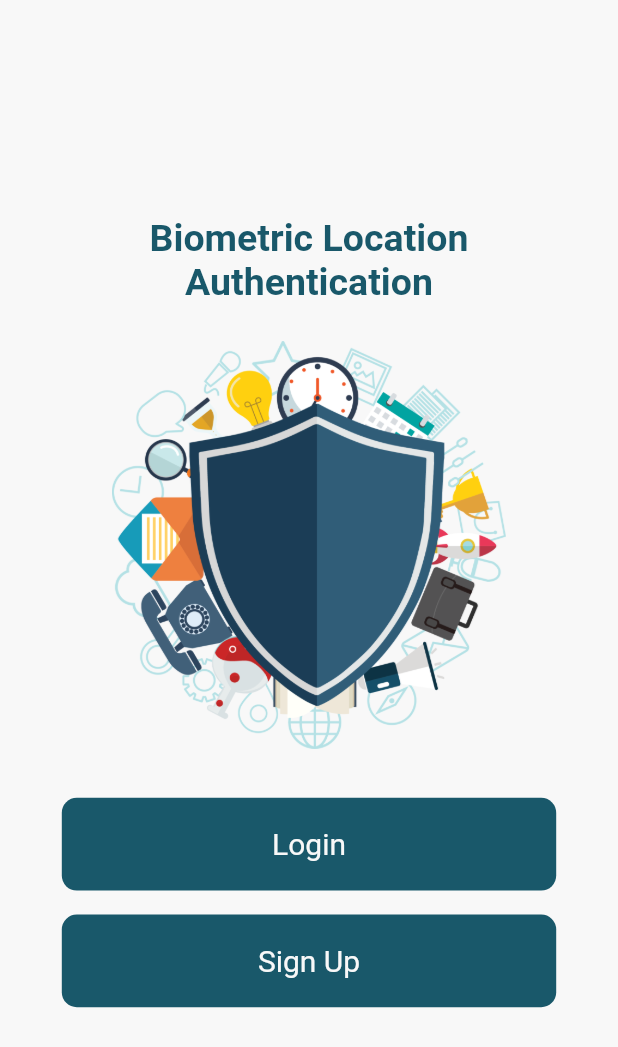
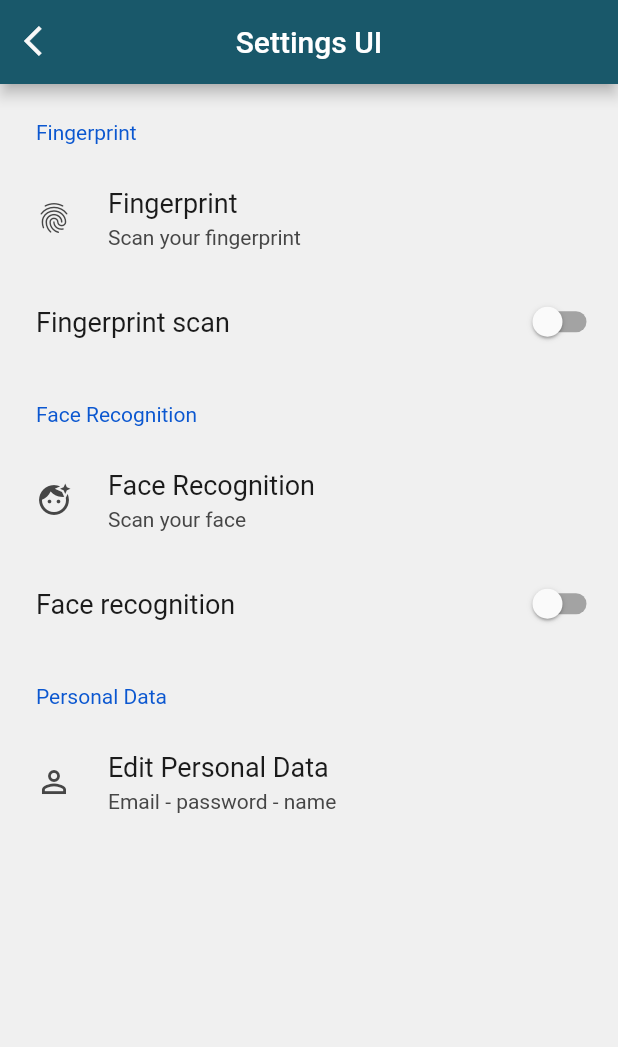
Before and after one commit to atlamaz18/Authentication, a Flutter app: the MainLayout screen opened directly, after a tap on "Personal Data Settings", on a phone screen of 412 x 824 dp. Shown: the top 1047 px of the screen. Run offline on Flutter 3.47's test engine with Material 2 defaults, Android fonts, the phone set to English and light mode, and no system bars; drawn by our look-alikes of settings_ui; our stand-ins replace google_fonts, local_auth.

Commit message:
Settings added

```diff
--- a/lib/View/Main/MainLayout.dart
+++ b/lib/View/Main/MainLayout.dart
@@ -1,6 +1,9 @@
+import 'package:authentication/View/Main/Settings.dart';
 import 'package:flutter/material.dart';
 import 'package:google_fonts/google_fonts.dart';
 import '../Welcome/WelcomeLayout.dart';
+import 'package:local_auth/local_auth.dart';
+
 
 class MainLayout extends StatelessWidget {
   const MainLayout({super.key});
@@ -8,6 +11,7 @@ class MainLayout extends StatelessWidget {
   @override
   Widget build(BuildContext context) {
     Size size = MediaQuery.of(context).size;
+    bool authenticated = false;
 
     return Scaffold(
       body: SafeArea(
@@ -45,7 +49,7 @@ class MainLayout extends StatelessWidget {
                     context,
                     MaterialPageRoute(
                       builder: (context) {
-                        return const WelcomeLayout();
+                        return const Settings();
                       },
                     ),
                   );
@@ -68,7 +72,7 @@ class MainLayout extends StatelessWidget {
                             color: Color(0XFFF8F8F8),
                             fontWeight: FontWeight.normal))
                   ],
-                ))
+                ),),
           ],
         ),
       ),
--- /dev/null
+++ b/lib/View/Main/Settings.dart
@@ -0,0 +1,129 @@
+import 'package:authentication/View/Main/EditProfile.dart';
+import 'package:authentication/View/Main/MainLayout.dart';
+import 'package:flutter/gestures.dart';
+import 'package:flutter/material.dart';
+import 'package:settings_ui/settings_ui.dart';
+import 'package:local_auth/local_auth.dart';
+
+class Settings extends StatefulWidget {
+  const Settings({Key? key}) : super(key: key);
+
+  @override
+  State<Settings> createState() => _SettingsState();
+}
+
+class _SettingsState extends State<Settings> {
+  @override
+  Widget build(BuildContext context) {
+    Size size = MediaQuery.of(context).size;
+    bool _fingerprint = false;
+    bool _facescan = false;
+
+    return Scaffold(
+      appBar: AppBar(
+        backgroundColor: const Color.fromRGBO(25, 88, 106, 1),
+        centerTitle: true,
+        title: const Text('Settings UI'),
+        leading: Align(
+          alignment: const Alignment(0, -0.2),
+          child: IconButton(
+              onPressed: () {
+                Navigator.push(
+                  context,
+                  MaterialPageRoute(
+                    builder: (context) {
+                      return const MainLayout();
+                    },
+                  ),
+                );
+              },
+              icon: const Icon(Icons.arrow_back_ios),
+              color: const Color(0XFFF8F8F8),
+          ),
+        ),
+      ),
+      body: SettingsList(
+        sections: [
+          SettingsSection(
+            title: const Text('Fingerprint'),
+            tiles: <SettingsTile>[
+              SettingsTile.navigation(
+                leading: const Icon(Icons.fingerprint),
+                title: const Text('Fingerprint'),
+                value: const Text('Scan your fingerprint'),
+                onPressed: (BuildContext context) {
+                  Navigator.push(
+                    context,
+                    MaterialPageRoute(
+                      builder: (context) {
+                        return const MainLayout();
+                      },
+                    ),
+                  );
+                },
+              ),
+              SettingsTile.switchTile(
+                onToggle: (bool value) {
+                  setState(() {
+                    _fingerprint = value;
+                  });
+                },
+                initialValue: false,
+                title: const Text('Fingerprint scan'),
+              ),
+            ],
+          ),
+          SettingsSection(
+            title: const Text('Face Recognition'),
+            tiles: <SettingsTile>[
+              SettingsTile.navigation(
+                leading: const Icon(Icons.face_retouching_natural),
+                title: const Text('Face Recognition'),
+                value: const Text('Scan your face'),
+                onPressed: (BuildContext context) {
+                  Navigator.push(
+                    context,
+                    MaterialPageRoute(
+                      builder: (context) {
+                        return const MainLayout();
+                      },
+                    ),
+                  );
+                },
+              ),
+              SettingsTile.switchTile(
+                onToggle: (bool value) {
+                  setState(() {
+                    _facescan = value;
+                  });
+                },
+                initialValue: false,
+                title: const Text('Face recognition '),
+              ),
+            ],
+          ),
+          SettingsSection(
+            title: const Text('Personal Data'),
+            tiles: <SettingsTile>[
+              SettingsTile.navigation(
+                leading: const Icon(Icons.person_outline),
+                title: const Text('Edit Personal Data'),
+                value: const Text('Email - password - name'),
+                onPressed: (BuildContext context) {
+                  Navigator.push(
+                    context,
+                    MaterialPageRoute(
+                      builder: (context) {
+                        return const EditProfile();
+                      },
+                    ),
+                  );
+                },
+              ),
+            ],
+          ),
+        ],
+      ),
+    );
+  }
+}
--- a/pubspec.yaml
+++ b/pubspec.yaml
@@ -37,6 +37,8 @@ dependencies:
   # Use with the CupertinoIcons class for iOS style icons.
   cupertino_icons: ^1.0.2
   google_fonts: 2.1.0
+  settings_ui: ^2.0.2
+  local_auth: ^2.1.6
 dev_dependencies:
   flutter_test:
     sdk: flutter
```
Also changed, not shown: lib/View/Main/EditProfile.dart (added, +237 -0 lines), lib/services/local_auth_service.dart (added, +26 -0 lines), pubspec.lock, 5 other files.
